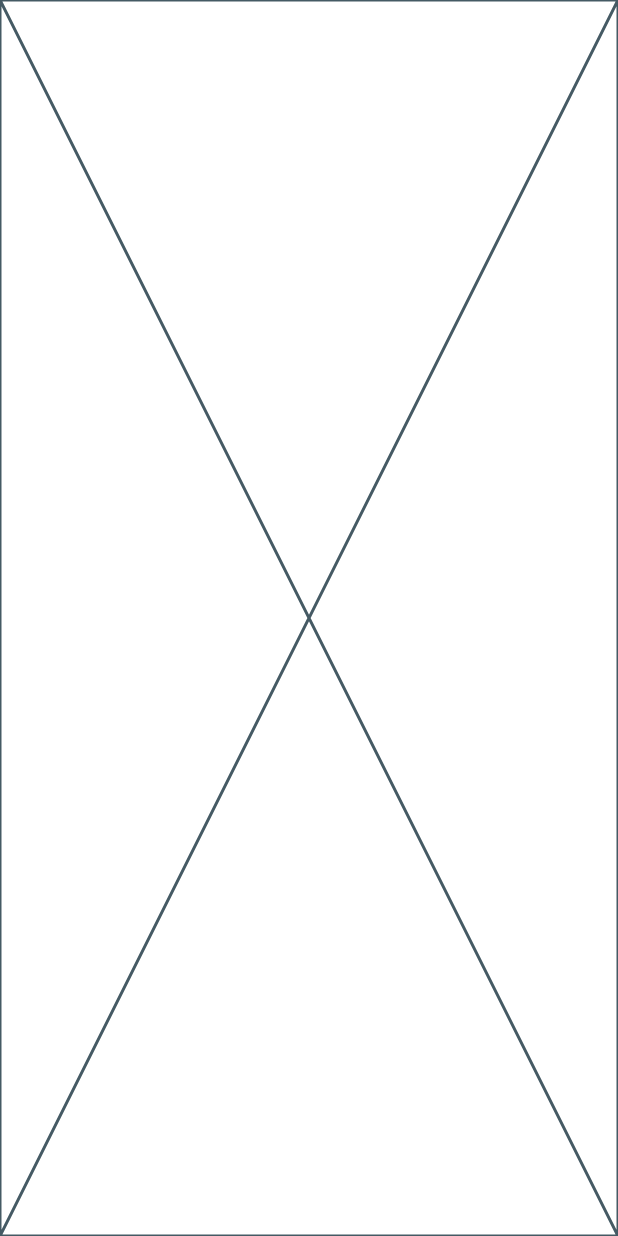
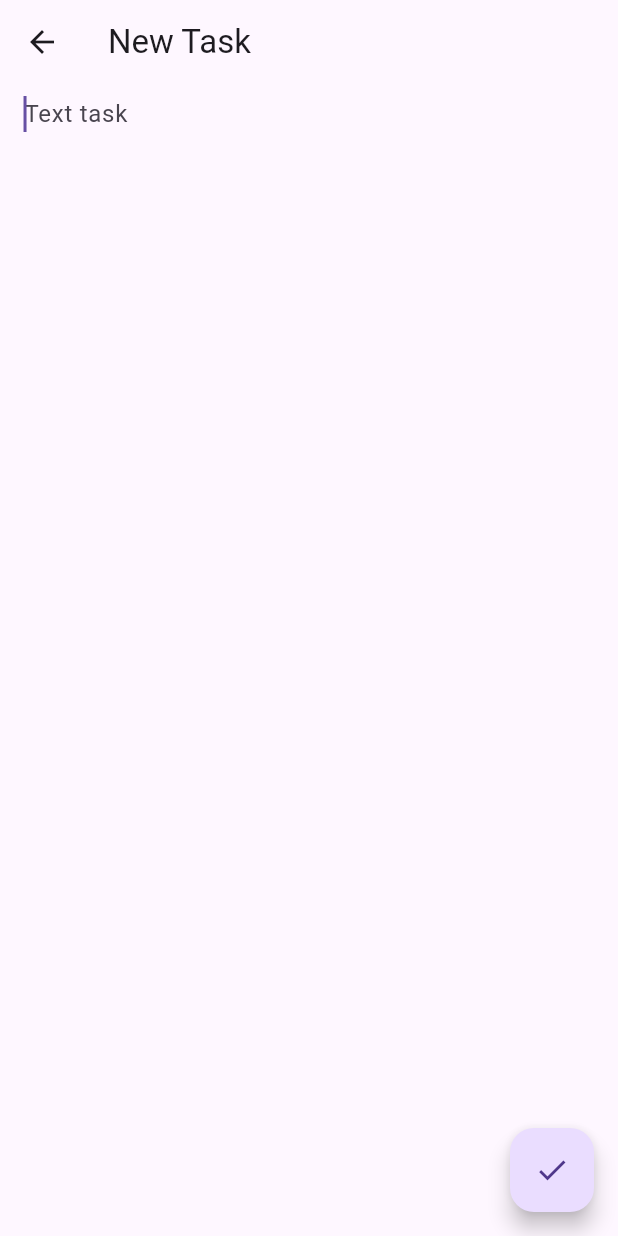
Before and after one commit to BekirovaMavile/tasker_todo_flutter, a Flutter app: the screen it shows after launch, after a tap on the "add" icon, after a tap on the "done outline" icon, on a phone screen of 412 x 824 dp. Run offline on Flutter 3.47's test engine with Material 3 defaults, Android fonts, the phone set to English and light mode, and no system bars; our stand-ins replace flutter_colorpicker, flutter_slidable, hive, hive_flutter; accounts and stored records are empty.

Commit message:
Add task model

```diff
--- a/lib/data/models/list.dart
+++ b/lib/data/models/list.dart
@@ -1,6 +1,8 @@
 import 'dart:ui';
 import 'package:flutter/material.dart';
 import 'package:hive/hive.dart';
+
+import 'task.dart';
 
 part 'list.g.dart';
 
@@ -13,7 +15,12 @@ class Lists {
   Color color;
 
   @HiveField(2)
-  HiveList? tasks;
+  HiveList<Task>? tasks;
 
   Lists({required this.name, required this.color});
+
+  void addTask(Box<Task> box, Task task) {
+    tasks ??= HiveList(box);
+    tasks?.add(task);
+  }
 }
--- a/lib/data/models/task.dart
+++ b/lib/data/models/task.dart
@@ -5,7 +5,7 @@ import 'package:hive/hive.dart';
 part 'task.g.dart';
 
 @HiveType(typeId: 2)
-class Task {
+class Task extends HiveObject {
   @HiveField(0)
   String text;
 
--- a/lib/model/list_form_widget_model.dart
+++ b/lib/model/list_form_widget_model.dart
@@ -4,7 +4,7 @@ import '../data/models/list.dart';
 
 class ListFormWidgetModel {
   var listName = '';
-  Color? listColor; // Change type to Color
+  Color? listColor;
 
   void saveList(BuildContext context) async {
     if (listName.isEmpty || listColor == null) return;
@@ -48,6 +48,6 @@ class ListFormWidgetModelProvider extends InheritedWidget {
 
   @override
   bool updateShouldNotify(ListFormWidgetModelProvider oldWidget) {
-    return true;
+    return false;
   }
 }
--- a/lib/model/task_form_widget_model.dart
+++ b/lib/model/task_form_widget_model.dart
@@ -0,0 +1,60 @@
+import 'package:flutter/material.dart';
+import 'package:hive/hive.dart';
+import '../data/models/list.dart';
+import '../data/models/task.dart';
+
+class TaskFormWidgetModel {
+  int listKey;
+  var taskText = '';
+
+  TaskFormWidgetModel({required this.listKey});
+
+  void saveTask(BuildContext context) async {
+    if (taskText.isEmpty) return;
+
+    if (!Hive.isAdapterRegistered(1)) {
+      Hive.registerAdapter(ListsAdapter());
+    }
+    if (!Hive.isAdapterRegistered(2)) {
+      Hive.registerAdapter(TaskAdapter());
+    }
+    final taskBox = await Hive.openBox<Task>('tasks_box');
+    final task = Task(text: taskText, isDone: false);
+    await taskBox.add(task);
+
+    final listBox = await Hive.openBox<Lists>('list_box');
+    final list = listBox.get(listKey);
+    list?.addTask(taskBox, task);
+    Navigator.of(context).pop();
+  }
+}
+
+class TaskFormWidgetModelProvider extends InheritedWidget {
+  final TaskFormWidgetModel model;
+
+  const TaskFormWidgetModelProvider({
+    Key? key,
+    required this.model,
+    required Widget child,
+  }) : super(
+    key: key,
+    child: child,
+  );
+
+  static TaskFormWidgetModelProvider? watch(BuildContext context) {
+    return context
+        .dependOnInheritedWidgetOfExactType<TaskFormWidgetModelProvider>();
+  }
+
+  static TaskFormWidgetModelProvider? read(BuildContext context) {
+    final widget = context
+        .getElementForInheritedWidgetOfExactType<TaskFormWidgetModelProvider>()
+        ?.widget;
+    return widget is TaskFormWidgetModelProvider ? widget : null;
+  }
+
+  @override
+  bool updateShouldNotify(TaskFormWidgetModelProvider oldWidget) {
+    return false;
+  }
+}
--- a/lib/ui/screens/new_task_screen.dart
+++ b/lib/ui/screens/new_task_screen.dart
@@ -3,6 +3,7 @@ import 'package:todo_app_flutter/state/todo_state.dart';
 import 'package:todo_app_flutter/ui/extension/app_extension.dart';
 import 'package:todo_app_flutter/ui/widgets/coloredDot.dart';
 import '../../data/_data.dart';
+import '../../model/task_form_widget_model.dart';
 import '../../ui_kit/_ui_kit.dart';
 
 class TaskFormWidget extends StatefulWidget {
@@ -13,9 +14,76 @@ class TaskFormWidget extends StatefulWidget {
 }
 
 class _TaskFormWidgetState extends State<TaskFormWidget> {
+  TaskFormWidgetModel? _model;
+
+  @override
+  void didChangeDependencies() {
+    super.didChangeDependencies();
+
+    if (_model == null) {
+      final arguments = ModalRoute.of(context)!.settings.arguments;
+      if (arguments is int) {
+        _model = TaskFormWidgetModel(listKey: arguments);
+      } else {
+        _model = TaskFormWidgetModel(listKey: 0);
+      }
+    }
+  }
+
+
   @override
   Widget build(BuildContext context) {
-    return const Placeholder();
+    return TaskFormWidgetModelProvider(
+        model: _model!,
+        child: const _TextFormWidgetBody()
+    );
+  }
+}
+
+class _TextFormWidgetBody extends StatelessWidget {
+  const _TextFormWidgetBody({Key? key}) : super(key: key);
+
+  @override
+  Widget build(BuildContext context) {
+    return Scaffold(
+      appBar: AppBar(
+        title: const Text('New Task'),
+      ),
+      body: Center(
+        child: Container(
+          child: const Padding(
+            padding: EdgeInsets.symmetric(horizontal: 16),
+            child: _TaskTextWidget(),
+          ),
+        ),
+      ),
+      floatingActionButton: FloatingActionButton(
+        onPressed: () =>
+            TaskFormWidgetModelProvider.read(context)?.model.saveTask(context),
+        child: const Icon(Icons.done),
+      ),
+    );
+  }
+}
+
+class _TaskTextWidget extends StatelessWidget {
+  const _TaskTextWidget({Key? key}) : super(key: key);
+
+  @override
+  Widget build(BuildContext context) {
+    final model = TaskFormWidgetModelProvider.read(context)?.model;
+    return TextField(
+      autofocus: true,
+      maxLines: null,
+      minLines: null,
+      expands: true,
+      decoration: const InputDecoration(
+        border: InputBorder.none,
+        hintText: 'Text task',
+      ),
+      onChanged: (value) => model?.taskText = value,
+      onEditingComplete: () => model?.saveTask(context),
+    );
   }
 }
 
--- a/lib/ui/widgets/task.dart
+++ b/lib/ui/widgets/task.dart
@@ -1,5 +1,6 @@
 import 'package:flutter/material.dart';
 import 'package:todo_app_flutter/model/task_widget_model.dart';
+import 'package:todo_app_flutter/ui/extension/app_extension.dart';
 
 class TasksWidget extends StatefulWidget {
   const TasksWidget({super.key});
@@ -38,9 +39,11 @@ class TasksWidgetBody extends StatelessWidget {
 
   @override
   Widget build(BuildContext context) {
+    final model = TasksWidgetModelProvider.watch(context)?.model;
+    final title = model?.list?.name ?? 'Tasks';
     return Scaffold(
       appBar: AppBar(
-        title: const Text("Tasks"),
+        title: Text(title.toCapital),
       ),
     );
   }
```
Also changed, not shown: lib/model/task_widget_model.dart (+33 -1 lines), lib/data/models/list.g.dart.
